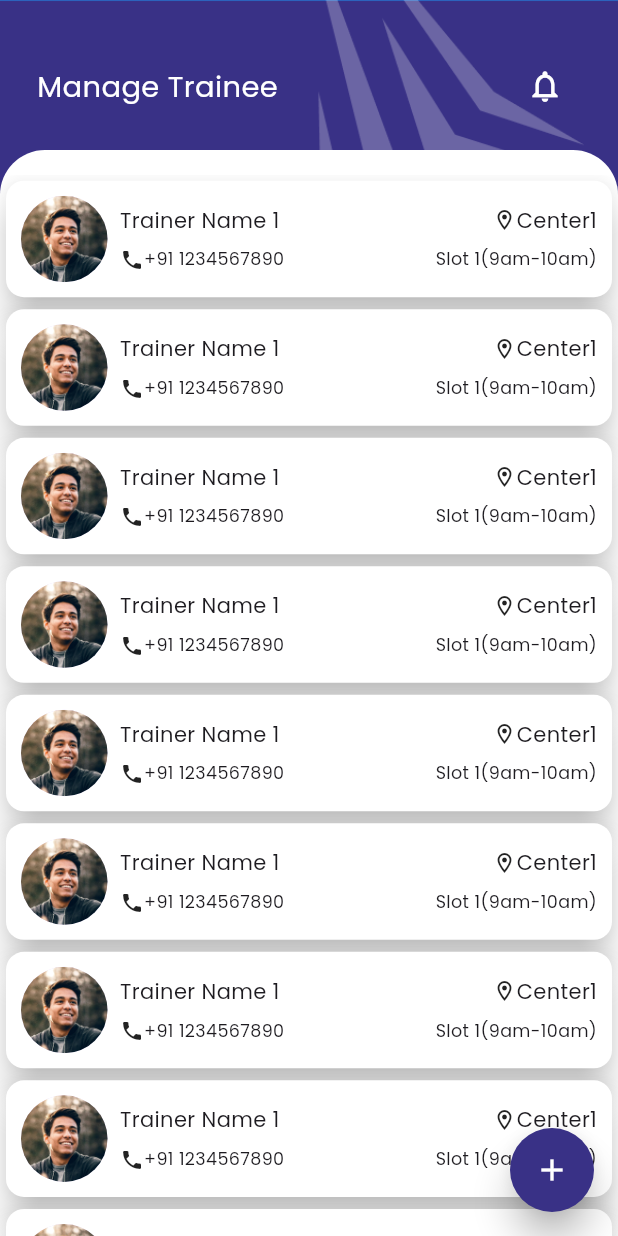
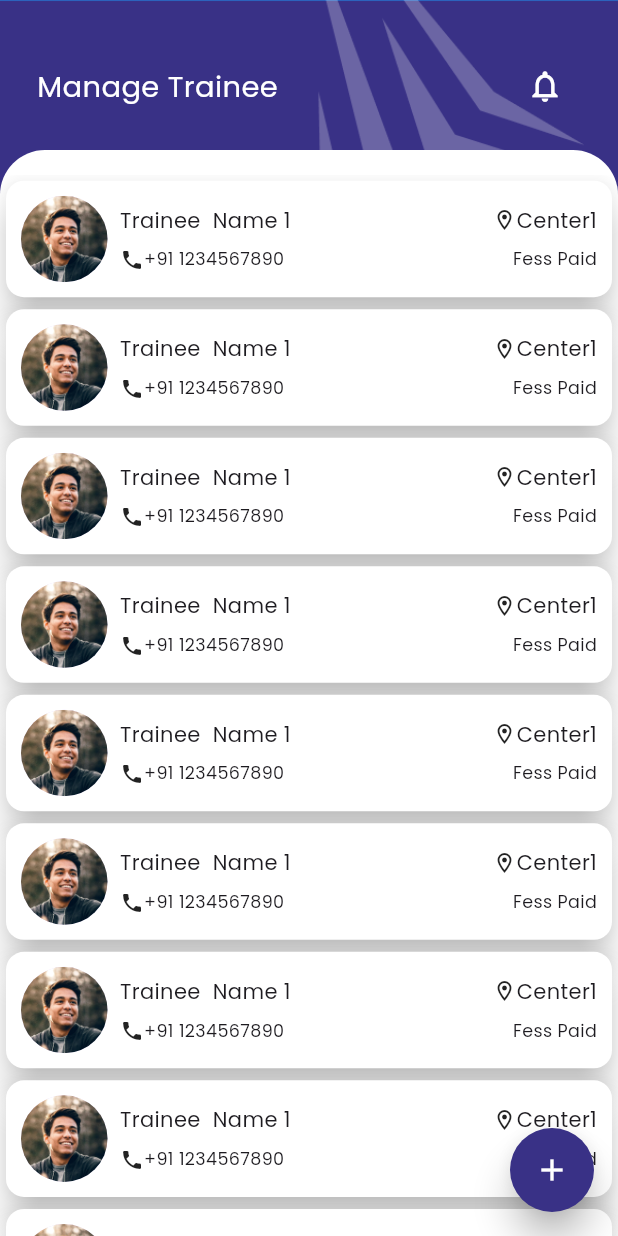
Before and after one commit to Surabhiprissoft/sahyog, a Flutter app: the ManageTrainee screen opened directly, on a phone screen of 412 x 824 dp. Run offline on Flutter 3.47's test engine with Material 3 defaults, Android fonts, the phone set to English and light mode, and no system bars; our stand-ins replace custom_sliding_segmented_control, flutter_svg, get, google_fonts, image_picker and 2 more; missing offline and left inert: dart:ffi, fab_circular_menu_plus; accounts and stored records are empty.

Commit message:
Added User Flow

```diff
--- a/lib/Screens/ManageTrainee.dart
+++ b/lib/Screens/ManageTrainee.dart
@@ -87,7 +87,7 @@ class ManageTraineeCardItem extends StatelessWidget {
                     Column(
                       crossAxisAlignment: CrossAxisAlignment.start,
                       children: [
-                        Text("Trainer Name 1 "),
+                        Text("Trainee  Name 1 "),
                         SizedBox(height: 1.h,),
                         Row(
                           children: [
@@ -110,7 +110,7 @@ class ManageTraineeCardItem extends StatelessWidget {
                       ],
                     ),
                     SizedBox(height: 1.h,),
-                    Text("Slot 1(9am-10am)", style: TextStyle(fontSize: 14.sp),)
+                    Text("Fess Paid", style: TextStyle(fontSize: 14.sp),)
                   ],
                 )
               ],
--- a/lib/Screens/ManageTrainer.dart
+++ b/lib/Screens/ManageTrainer.dart
@@ -64,7 +64,7 @@ class ManageTrainer extends GetView<ManageTrainerController> {
                         controller.slidingValue.value == 1 ? ListView.builder(
                             itemCount: 10,
                             itemBuilder: (context, index) {
-                              return ManageTraineeCardItem();
+                              return ManageTrainerCardItem();
                             }) : Text("Hello")
                     );
                   })
@@ -120,8 +120,8 @@ class ManageTrainer extends GetView<ManageTrainerController> {
   }
 }
 
-class ManageTraineeCardItem extends StatelessWidget {
-  const ManageTraineeCardItem({
+class ManageTrainerCardItem extends StatelessWidget {
+  const ManageTrainerCardItem({
     super.key,
   });
 
--- a/lib/Screens/main.dart
+++ b/lib/Screens/main.dart
@@ -5,6 +5,7 @@ import 'package:sahyog/Screens/AddTrainer.dart';
 import 'package:sahyog/Screens/AdminDashboard.dart';
 import 'package:sahyog/Screens/ChangePassword.dart';
 import 'package:sahyog/Screens/LoginScreen.dart';
+import 'package:sahyog/Screens/ManageTrainee.dart';
 import 'package:sahyog/Screens/ManageTrainer.dart';
 import 'package:sahyog/Screens/TrainerDashboard.dart';
 import 'package:sahyog/bindings/ProjectBindings.dart';
--- /dev/null
+++ b/lib/controller/TraineeDashboardController.dart
@@ -0,0 +1,5 @@
+import 'package:get/get.dart';
+
+class TraineeDashboardController extends GetxController{
+
+}
```
Also changed, not shown: lib/Screens/TraineeDashboard.dart (added, +39 -0 lines).
